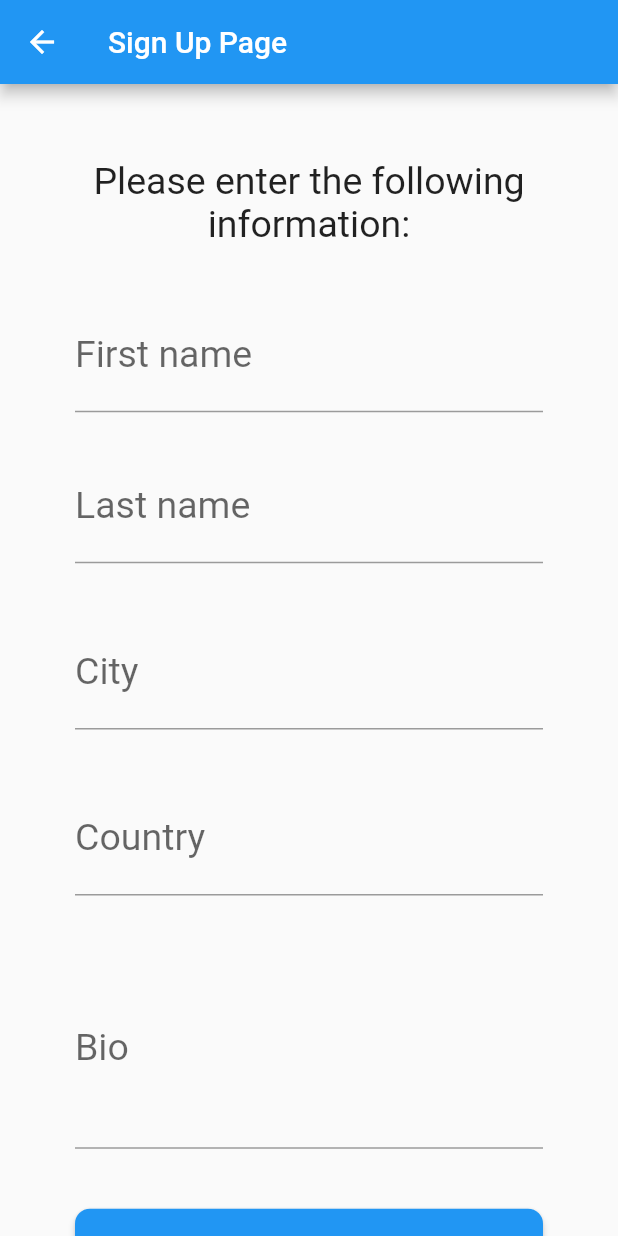
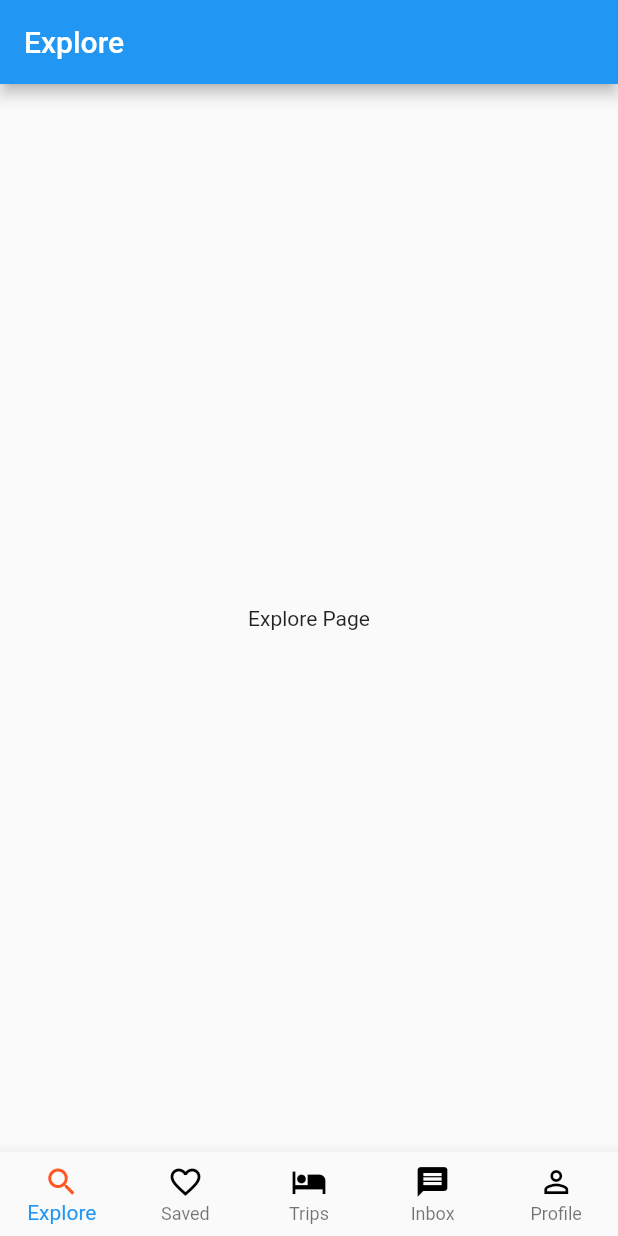
Before and after one commit to shanewilsonpro/Hotel_Hunter_App, a Flutter app: the SignupPage screen opened by its route, after a tap on "Submit", on a phone screen of 412 x 824 dp. Run offline on Flutter 3.47's test engine with Material 2 defaults, Android fonts, the phone set to English and light mode, and no system bars.

Commit message:
adding guest home page and more new pages

```diff
--- a/lib/Models/AppConstants.dart
+++ b/lib/Models/AppConstants.dart
@@ -1,3 +1,7 @@
+import 'package:flutter/material.dart';
+
 class AppConstants {
   static final String appName = 'Hotel Hunter';
+  static final Color selectedIconColor = Colors.deepOrange;
+  static final Color nonSelectedIconColor = Colors.black;
 }
--- /dev/null
+++ b/lib/Screens/explore_page.dart
@@ -0,0 +1,18 @@
+import 'package:flutter/material.dart';
+
+class ExplorePage extends StatefulWidget {
+
+  ExplorePage({Key key}) : super(key: key);
+
+  @override
+  _ExplorePageState createState() => _ExplorePageState();
+}
+
+class _ExplorePageState extends State<ExplorePage> {
+  @override
+  Widget build(BuildContext context) {
+    return Center(
+      child: Text('Explore Page'),
+    );
+  }
+}
--- /dev/null
+++ b/lib/Screens/guest_home_page.dart
@@ -0,0 +1,85 @@
+import 'package:flutter/material.dart';
+import 'package:hotel_hunter_app/Models/AppConstants.dart';
+import 'package:hotel_hunter_app/Screens/account_page.dart';
+import 'package:hotel_hunter_app/Screens/explore_page.dart';
+import 'package:hotel_hunter_app/Screens/inbox_page.dart';
+import 'package:hotel_hunter_app/Screens/saved_page.dart';
+import 'package:hotel_hunter_app/Screens/trips_page.dart';
+import 'package:hotel_hunter_app/Views/text_widgets.dart';
+
+class GuestHomePage extends StatefulWidget {
+  static final String routeName = '/guest_home_pageRoute';
+
+  GuestHomePage({Key key}) : super(key: key);
+
+  @override
+  _GuestHomePageState createState() => _GuestHomePageState();
+}
+
+class _GuestHomePageState extends State<GuestHomePage> {
+  int _selectedIndex = 0;
+  final List<String> _pageTitles = [
+    'Explore',
+    'Saved',
+    'Trips',
+    'Inbox',
+    'Profile'
+  ];
+
+  final List<Widget> _pages = [
+    ExplorePage(),
+    SavedPage(),
+    TripsPage(),
+    InboxPage(),
+    AccountPage(),
+  ];
+
+  BottomNavigationBarItem _buildNavigationItem(
+      int index, IconData iconData, String text) {
+    return BottomNavigationBarItem(
+      icon: Icon(
+        iconData,
+        color: AppConstants.nonSelectedIconColor,
+      ),
+      activeIcon: Icon(
+        iconData,
+        color: AppConstants.selectedIconColor,
+      ),
+      title: Text(
+        text,
+        style: TextStyle(
+            color: _selectedIndex == index
+                ? AppConstants.selectedIconColor
+                : AppConstants.nonSelectedIconColor),
+      ),
+    );
+  }
+
+  @override
+  Widget build(BuildContext context) {
+    return Scaffold(
+      appBar: AppBar(
+        title: AppBarText(text: _pageTitles[_selectedIndex]),
+        automaticallyImplyLeading: false, // arrow "back" disappears
+        //centerTitle: true,
+      ),
+      body: _pages[_selectedIndex],
+      bottomNavigationBar: BottomNavigationBar(
+        onTap: (index) {
+          setState(() {
+            _selectedIndex = index;
+          });
+        },
+        currentIndex: _selectedIndex,
+        type: BottomNavigationBarType.fixed,
+        items: <BottomNavigationBarItem>[
+          _buildNavigationItem(0, Icons.search, _pageTitles[0]),
+          _buildNavigationItem(1, Icons.favorite_border, _pageTitles[1]),
+          _buildNavigationItem(2, Icons.hotel, _pageTitles[2]),
+          _buildNavigationItem(3, Icons.message, _pageTitles[3]),
+          _buildNavigationItem(4, Icons.person_outline, _pageTitles[4]),
+        ],
+      ),
+    );
+  }
+}
--- a/lib/Screens/signup_page.dart
+++ b/lib/Screens/signup_page.dart
@@ -1,4 +1,6 @@
 import 'package:flutter/material.dart';
+import 'package:hotel_hunter_app/Screens/guest_home_page.dart';
+import 'package:hotel_hunter_app/Views/text_widgets.dart';
 
 class SignupPage extends StatefulWidget {
   static final String routeName = '/signup_pageRoute';
@@ -10,17 +12,15 @@ class SignupPage extends StatefulWidget {
 }
 
 class _SignupPageState extends State<SignupPage> {
+
+  void _signup() {
+    Navigator.pushNamed(context, GuestHomePage.routeName);
+  }
   @override
   Widget build(BuildContext context) {
     return Scaffold(
       appBar: AppBar(
-        title: Text(
-          'Sign Up Page',
-          style: TextStyle(
-            color: Colors.white,
-            fontSize: 20.0,
-          ),
-        ),
+        title: AppBarText(text: 'Sign Up Page'),
       ),
       body: Center(
         child: SingleChildScrollView(
@@ -91,7 +91,9 @@ class _SignupPageState extends State<SignupPage> {
                 Padding(
                   padding: const EdgeInsets.only(top: 40.0, bottom: 40.0),
                   child: MaterialButton(
-                    onPressed: () {},
+                    onPressed: () {
+                      _signup();
+                    },
                     child: Text(
                       'Submit',
                       style: TextStyle(
--- /dev/null
+++ b/lib/Views/text_widgets.dart
@@ -0,0 +1,18 @@
+import 'package:flutter/material.dart';
+
+class AppBarText extends StatelessWidget {
+  final String text;
+
+  AppBarText({Key key, this.text}) : super(key: key);
+
+  @override
+  Widget build(BuildContext context) {
+    return Text(
+      text,
+      style: TextStyle(
+        color: Colors.white,
+        fontSize: 20.0,
+      ),
+    );
+  }
+}
--- a/lib/main.dart
+++ b/lib/main.dart
@@ -2,6 +2,7 @@ import 'dart:async';
 
 import 'package:flutter/material.dart';
 import 'package:hotel_hunter_app/Models/AppConstants.dart';
+import 'package:hotel_hunter_app/Screens/guest_home_page.dart';
 import 'package:hotel_hunter_app/Screens/login_page.dart';
 import 'package:hotel_hunter_app/Screens/signup_page.dart';
 
@@ -22,6 +23,7 @@ class MyApp extends StatelessWidget {
       routes: {
         LoginPage.routeName: (context) => LoginPage(),
         SignupPage.routeName: (context) => SignupPage(),
+        GuestHomePage.routeName: (context) => GuestHomePage(),
       },
     );
   }
```
Also changed, not shown: lib/Screens/account_page.dart (added, +18 -0 lines), lib/Screens/inbox_page.dart (added, +18 -0 lines), lib/Screens/login_page.dart (+8 -1 lines), lib/Screens/saved_page.dart (added, +18 -0 lines), lib/Screens/trips_page.dart (added, +18 -0 lines).
